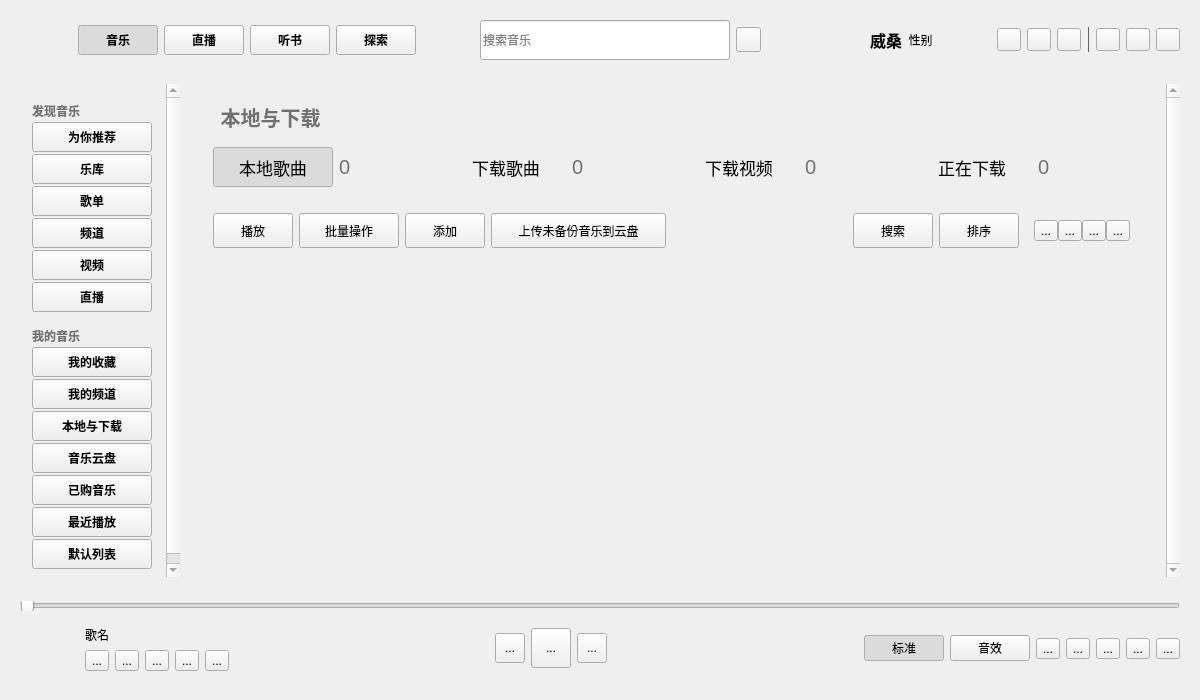
First picture: the form in KuGouApp.ui, repository a-mo-xi-wei/KuGouApp, before the edit.
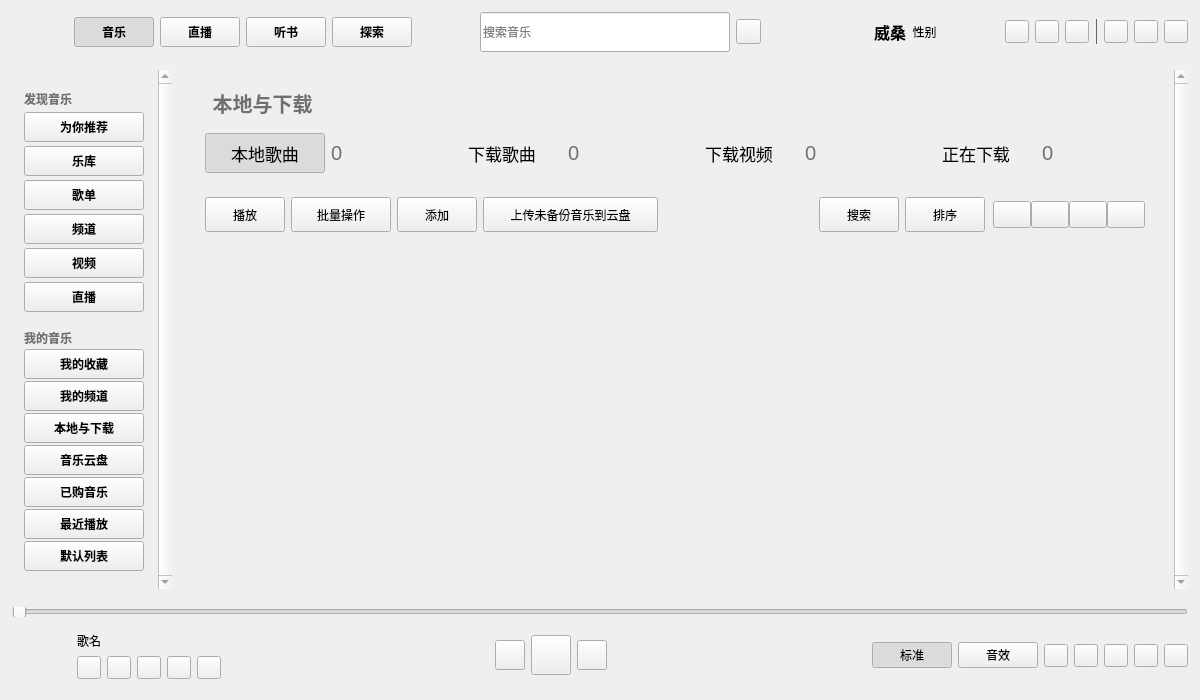
Second picture: the form after the edit. Custom widgets are drawn as their Qt base class.

Commit message: 缩放、拖动完成

Diff of the .ui file:
```diff
--- a/KuGouApp.ui
+++ b/KuGouApp.ui
@@ -20,6 +20,21 @@
    <string>KuGouApp</string>
   </property>
   <layout class="QVBoxLayout" name="verticalLayout_7">
+   <property name="spacing">
+    <number>0</number>
+   </property>
+   <property name="leftMargin">
+    <number>3</number>
+   </property>
+   <property name="topMargin">
+    <number>3</number>
+   </property>
+   <property name="rightMargin">
+    <number>3</number>
+   </property>
+   <property name="bottomMargin">
+    <number>3</number>
+   </property>
    <item>
     <widget class="QWidget" name="title_widget" native="true">
      <property name="sizePolicy">
@@ -462,9 +477,9 @@
          <property name="geometry">
           <rect>
            <x>0</x>
-           <y>-5</y>
+           <y>0</y>
            <width>144</width>
-           <height>499</height>
+           <height>518</height>
           </rect>
          </property>
          <layout class="QVBoxLayout" name="verticalLayout_3">
@@ -927,8 +942,8 @@
           <rect>
            <x>0</x>
            <y>0</y>
-           <width>980</width>
-           <height>494</height>
+           <width>992</width>
+           <height>518</height>
           </rect>
          </property>
          <layout class="QHBoxLayout" name="horizontalLayout_4">
@@ -1597,13 +1612,25 @@
                     <property name="spacing">
                      <number>0</number>
                     </property>
+                    <property name="leftMargin">
+                     <number>2</number>
+                    </property>
+                    <property name="topMargin">
+                     <number>0</number>
+                    </property>
+                    <property name="rightMargin">
+                     <number>2</number>
+                    </property>
+                    <property name="bottomMargin">
+                     <number>0</number>
+                    </property>
                     <item>
                      <widget class="QToolButton" name="local_list_toolButton">
                       <property name="toolTip">
                        <string>列表</string>
                       </property>
                       <property name="text">
-                       <string>...</string>
+                       <string/>
                       </property>
                       <property name="iconSize">
                        <size>
@@ -1619,7 +1646,7 @@
                        <string>专辑</string>
                       </property>
                       <property name="text">
-                       <string>...</string>
+                       <string/>
                       </property>
                       <property name="iconSize">
                        <size>
@@ -1635,7 +1662,7 @@
                        <string>歌手</string>
                       </property>
                       <property name="text">
-                       <string>...</string>
+                       <string/>
                       </property>
                       <property name="iconSize">
                        <size>
@@ -1651,7 +1678,7 @@
                        <string>文件</string>
                       </property>
                       <property name="text">
-                       <string>...</string>
+                       <string/>
                       </property>
                       <property name="iconSize">
                        <size>
@@ -1791,7 +1818,7 @@
                 <string>收藏</string>
                </property>
                <property name="text">
-                <string>...</string>
+                <string/>
                </property>
                <property name="autoExclusive">
                 <bool>true</bool>
@@ -1804,7 +1831,7 @@
                 <string>下载</string>
                </property>
                <property name="text">
-                <string>...</string>
+                <string/>
                </property>
               </widget>
              </item>
@@ -1814,7 +1841,7 @@
                 <string>评论</string>
                </property>
                <property name="text">
-                <string>...</string>
+                <string/>
                </property>
               </widget>
              </item>
@@ -1824,7 +1851,7 @@
                 <string>分享</string>
                </property>
                <property name="text">
-                <string>...</string>
+                <string/>
                </property>
               </widget>
              </item>
@@ -1834,7 +1861,7 @@
                 <string>更多</string>
                </property>
                <property name="text">
-                <string>...</string>
+                <string/>
                </property>
               </widget>
              </item>
@@ -1871,7 +1898,7 @@
            <string>上一首</string>
           </property>
           <property name="text">
-           <string>...</string>
+           <string/>
           </property>
          </widget>
         </item>
@@ -1890,7 +1917,7 @@
            <string>播放/暂停</string>
           </property>
           <property name="text">
-           <string>...</string>
+           <string/>
           </property>
           <property name="iconSize">
            <size>
@@ -1915,7 +1942,7 @@
            <string>下一首</string>
           </property>
           <property name="text">
-           <string>...</string>
+           <string/>
           </property>
          </widget>
         </item>
@@ -1997,7 +2024,7 @@
            <string>调节音量</string>
           </property>
           <property name="text">
-           <string>...</string>
+           <string/>
           </property>
          </widget>
         </item>
@@ -2007,7 +2034,7 @@
            <string>循环播放</string>
           </property>
           <property name="text">
-           <string>...</string>
+           <string/>
           </property>
          </widget>
         </item>
@@ -2017,7 +2044,7 @@
            <string>一起听歌</string>
           </property>
           <property name="text">
-           <string>...</string>
+           <string/>
           </property>
          </widget>
         </item>
@@ -2027,7 +2054,7 @@
            <string>歌词</string>
           </property>
           <property name="text">
-           <string>...</string>
+           <string/>
           </property>
          </widget>
         </item>
@@ -2037,7 +2064,7 @@
            <string>歌单</string>
           </property>
           <property name="text">
-           <string>...</string>
+           <string/>
           </property>
          </widget>
         </item>
```
Left out of the diff: 3 changed lines with no effect on the pictures. The commit also changes 2 other files.
